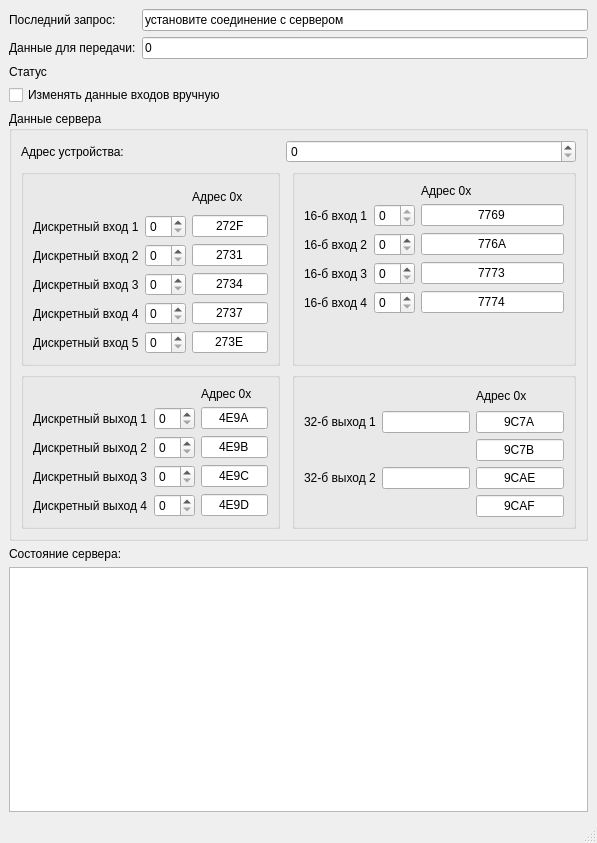
DenJonson/modbusTCP-server_qt, file modbustcpserver.ui: the form before one commit.
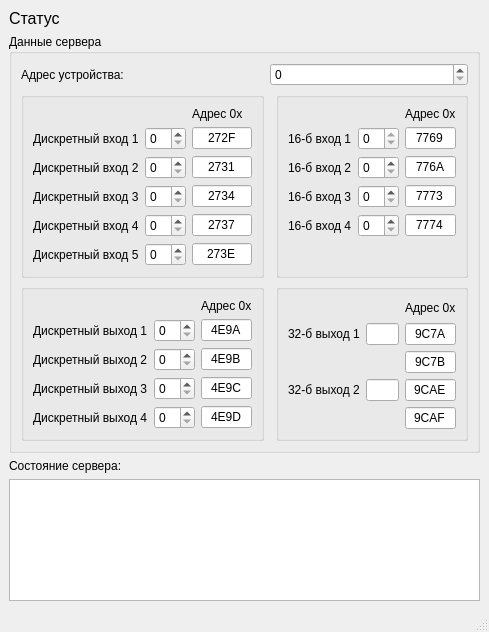
The form after the commit.

Commit message: fix errors prints

```diff
--- a/modbustcpserver.ui
+++ b/modbustcpserver.ui
@@ -6,8 +6,8 @@
    <rect>
     <x>0</x>
     <y>0</y>
-    <width>597</width>
-    <height>843</height>
+    <width>482</width>
+    <height>632</height>
    </rect>
   </property>
   <property name="windowTitle">
@@ -15,7 +15,7 @@
   </property>
   <widget class="QWidget" name="centralwidget">
    <layout class="QGridLayout" name="gridLayout_2">
-    <item row="3" column="0">
+    <item row="1" column="0">
      <widget class="QGroupBox" name="formGroupBox">
       <property name="enabled">
        <bool>true</bool>
@@ -505,7 +505,7 @@
       </layout>
      </widget>
     </item>
-    <item row="5" column="0">
+    <item row="3" column="0">
      <widget class="QTextEdit" name="textEdit">
       <property name="readOnly">
        <bool>true</bool>
@@ -513,61 +513,24 @@
      </widget>
     </item>
     <item row="0" column="0">
-     <layout class="QGridLayout" name="gridLayout">
-      <item row="1" column="0">
-       <widget class="QLabel" name="lbSendData">
-        <property name="text">
-         <string>Данные для передачи:</string>
-        </property>
-       </widget>
-      </item>
-      <item row="1" column="1">
-       <widget class="QLineEdit" name="leSendData">
-        <property name="text">
-         <string>0</string>
-        </property>
-       </widget>
-      </item>
-      <item row="0" column="0">
-       <widget class="QLabel" name="label_16">
-        <property name="text">
-         <string>Последний запрос:</string>
-        </property>
-       </widget>
-      </item>
-      <item row="0" column="1">
-       <widget class="QLineEdit" name="leLastRequest">
-        <property name="text">
-         <string>установите соединение с сервером</string>
-        </property>
-        <property name="readOnly">
-         <bool>true</bool>
-        </property>
-       </widget>
-      </item>
-     </layout>
+     <widget class="QLabel" name="lb_status">
+      <property name="font">
+       <font>
+        <pointsize>12</pointsize>
+       </font>
+      </property>
+      <property name="text">
+       <string>Статус</string>
+      </property>
+     </widget>
     </item>
     <item row="2" column="0">
-     <widget class="QCheckBox" name="cb_isHandwriting">
-      <property name="text">
-       <string>Изменять данные входов вручную</string>
-      </property>
-     </widget>
-    </item>
-    <item row="4" column="0">
      <widget class="QLabel" name="label_17">
       <property name="text">
        <string>Состояние сервера:</string>
       </property>
      </widget>
     </item>
-    <item row="1" column="0">
-     <widget class="QLabel" name="lb_status">
-      <property name="text">
-       <string>Статус</string>
-      </property>
-     </widget>
-    </item>
    </layout>
   </widget>
   <widget class="QMenuBar" name="menubar">
```
Left out of the diff: 4 changed lines with no effect on the pictures. The commit also changes 2 other files.
